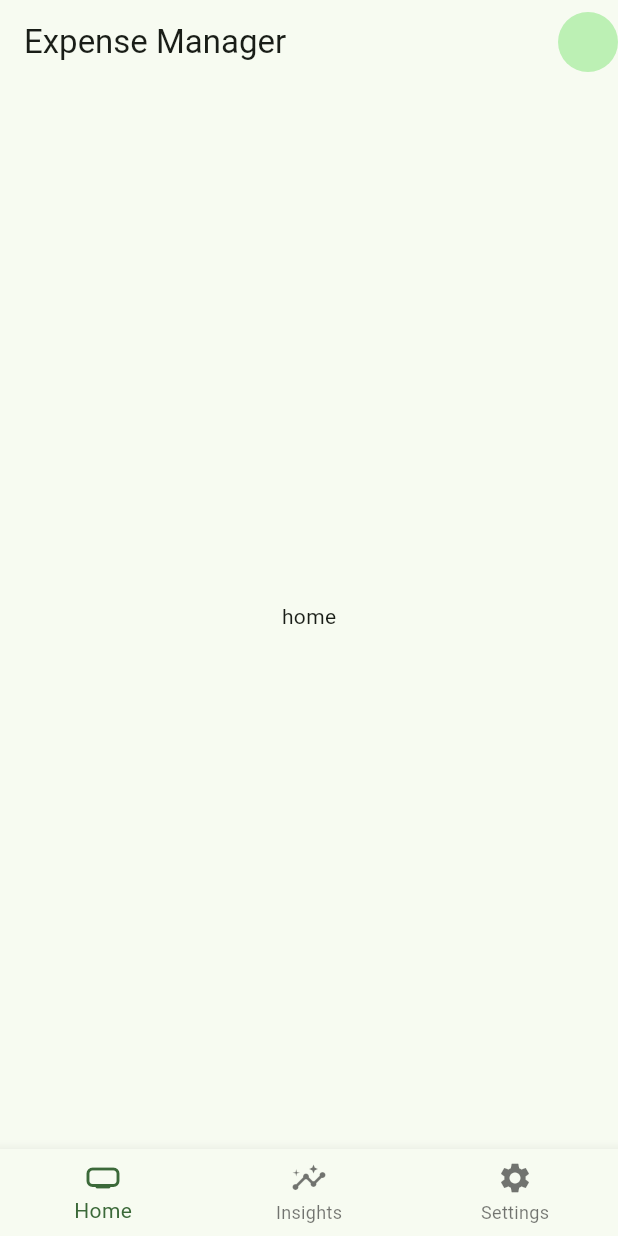
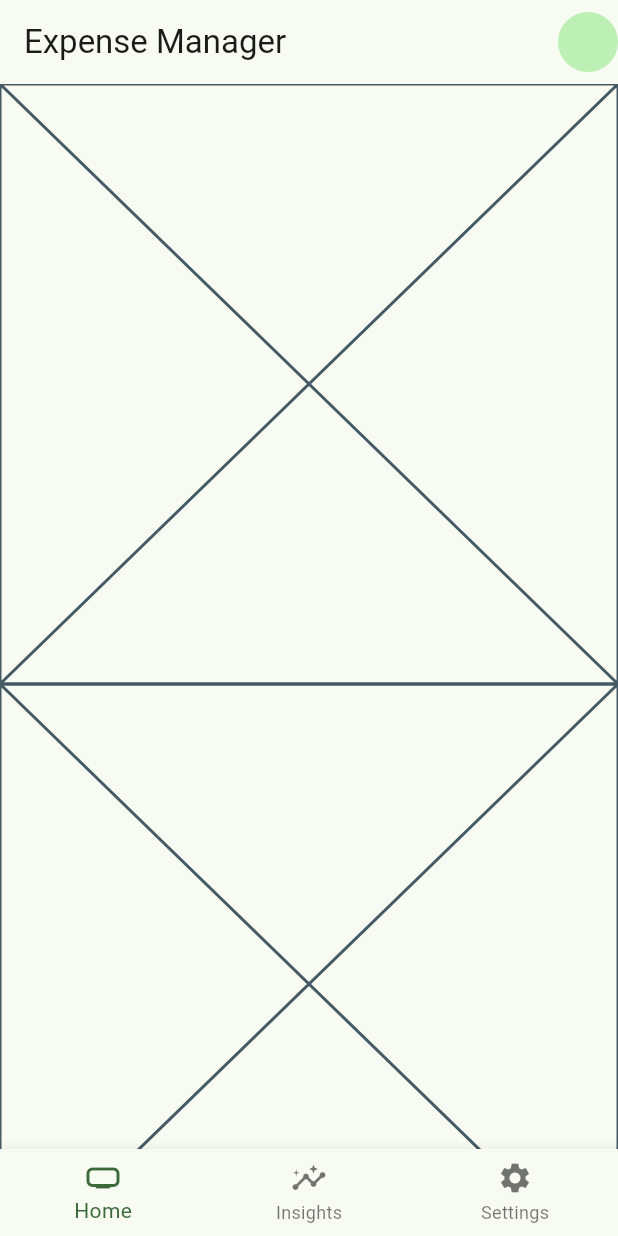
Before and after one commit to shadrack-ago/expense_tracker, a Flutter app: the screen it shows after launch, on a phone screen of 412 x 824 dp. Run offline on Flutter 3.47's test engine with Material 2 defaults, Android fonts, the phone set to English and light mode, and no system bars; our stand-ins replace firebase_core; accounts and stored records are empty.

Commit message:
☕ Home page layout

```diff
--- a/lib/screens/home.dart
+++ b/lib/screens/home.dart
@@ -7,8 +7,30 @@ class Home extends StatelessWidget {
 
   @override
   Widget build(BuildContext context) {
-    return const Center(
-      child: Text(id),
+    return SingleChildScrollView(
+      child: Column(
+        mainAxisSize: MainAxisSize.max,
+        crossAxisAlignment: CrossAxisAlignment.start,
+        children: [ExpenseHero(), ExpenseList()],
+      ),
     );
   }
 }
+
+class ExpenseHero extends StatelessWidget {
+  const ExpenseHero({super.key});
+
+  @override
+  Widget build(BuildContext context) {
+    return const Placeholder();
+  }
+}
+
+class ExpenseList extends StatelessWidget {
+  const ExpenseList({super.key});
+
+  @override
+  Widget build(BuildContext context) {
+    return const Placeholder();
+  }
+}
```
